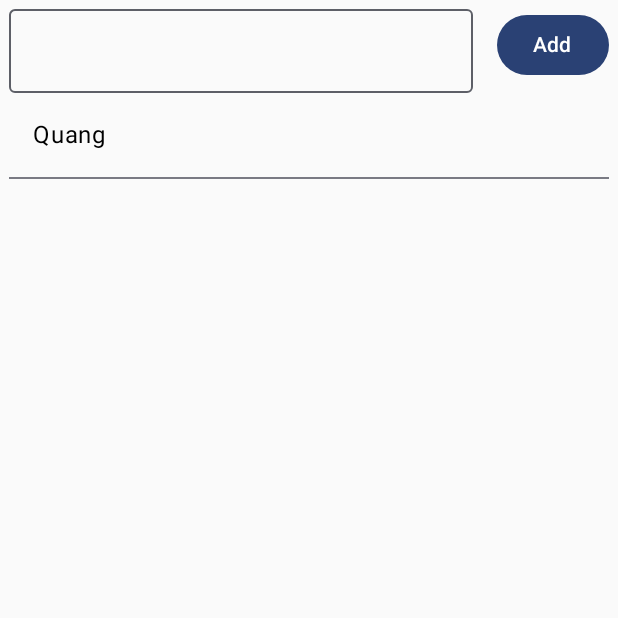
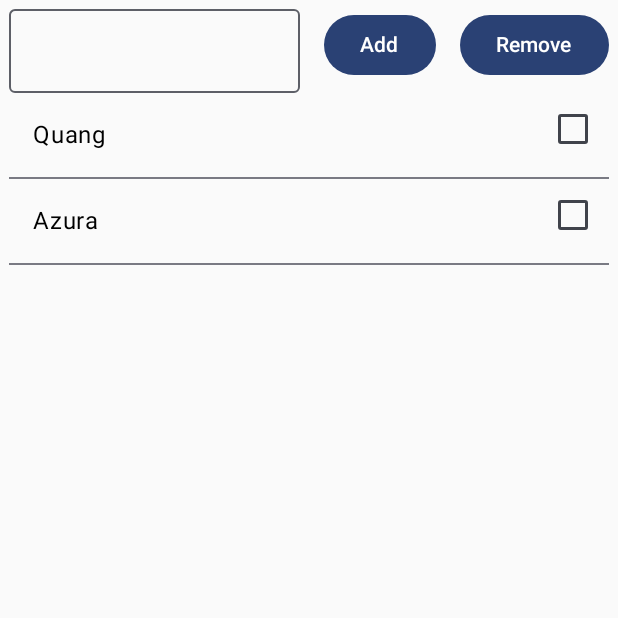
Before and after one commit to ItsAzura/Jetpack-Compose-Learn-Philipp-Lackner-, an Android app built with Jetpack Compose: the screen it shows after launch (MainActivity), on a phone screen of 412 x 824 dp, the top half of it. Run offline under Robolectric (Android 15) with nearby library versions, the phone set to English and light mode, and no system bars.

Commit message:
add remove btn

```diff
--- a/app/src/main/java/com/example/thejetpackcomposelearnphilipplackner/MainActivity.kt
+++ b/app/src/main/java/com/example/thejetpackcomposelearnphilipplackner/MainActivity.kt
@@ -11,8 +11,9 @@ import androidx.compose.foundation.layout.fillMaxWidth
 import androidx.compose.foundation.layout.padding
 import androidx.compose.foundation.layout.width
 import androidx.compose.foundation.lazy.LazyColumn
-import androidx.compose.foundation.lazy.items
+import androidx.compose.foundation.lazy.itemsIndexed
 import androidx.compose.material3.Button
+import androidx.compose.material3.Checkbox
 import androidx.compose.material3.Divider
 import androidx.compose.material3.OutlinedTextField
 import androidx.compose.material3.Text
@@ -23,7 +24,6 @@ import androidx.compose.runtime.setValue
 import androidx.compose.ui.Modifier
 import androidx.compose.ui.unit.dp
 import com.example.thejetpackcomposelearnphilipplackner.ui.theme.TheJetpackComposeLearnPhilippLacknerTheme
-
 class MainActivity : ComponentActivity() {
     override fun onCreate(savedInstanceState: Bundle?) {
         super.onCreate(savedInstanceState)
@@ -33,7 +33,10 @@ class MainActivity : ComponentActivity() {
                     mutableStateOf("")
                 }
                 var names by remember {
-                    mutableStateOf(listOf<String>("Quang"))
+                    mutableStateOf(listOf<String>("Quang","Azura"))
+                }
+                var selectedIndexes by remember {
+                    mutableStateOf(setOf<Int>())
                 }
                Column(
                    modifier = Modifier
@@ -61,15 +64,46 @@ class MainActivity : ComponentActivity() {
                        ) {
                          Text(text = "Add")
                        }
+                       Spacer(modifier = Modifier.width(16.dp))
+                       Button(
+                           onClick = {
+                               if(selectedIndexes.isNotEmpty()){
+                                   names = names.filterIndexed{ index, _ ->
+                                       index !in selectedIndexes
+                                   }
+                                   selectedIndexes = emptySet()
+                               }
+                           }
+                       ) {
+                           Text(text = "Remove")
+                       }
                    }
                    LazyColumn(){
-                       items(names){
-                           Text(
-                               text = it,
-                               modifier = Modifier
-                                   .fillMaxWidth()
-                                   .padding(16.dp)
+                       itemsIndexed(names){index , item ->
+                           Row(
+                               modifier = Modifier.fillMaxWidth()
+                           ){
+                               Text(
+                                   text = item,
+                                   modifier = Modifier
+                                       .fillMaxWidth()
+                                       .padding(16.dp)
+                                       .weight(1f)
                                )
+                               Checkbox(
+                                   checked = index in selectedIndexes,
+                                   onCheckedChange = {
+                                       selectedIndexes = if(it){
+                                           selectedIndexes + index
+                                       }
+                                       else
+                                       {
+                                           selectedIndexes - index
+                                       }
+                                   }
+                               )
+
+                           }
                            Divider()
                        }
                    }
```
